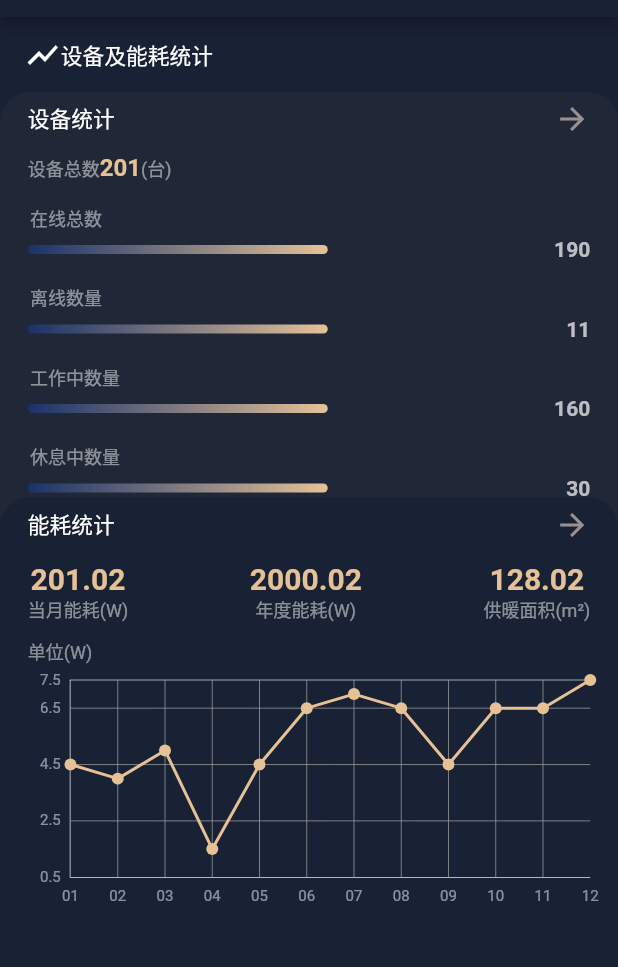
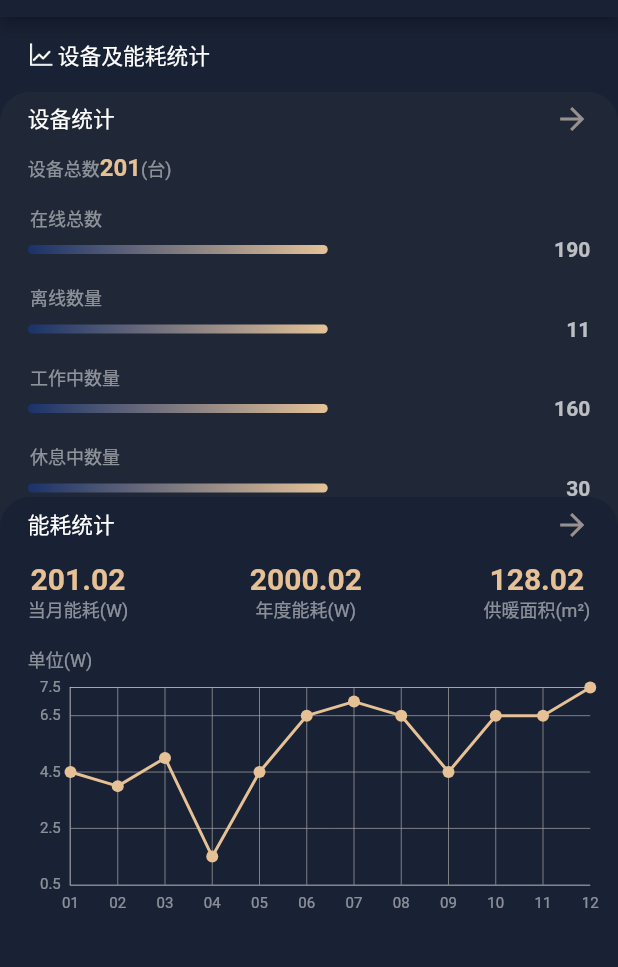
Before and after one commit to zhangyuhuihh/flutter-demo, a Flutter app: the screen it shows after launch, on a phone screen of 412 x 824 dp, the part 67-1034 px from its top. Run offline on Flutter 3.47's test engine with Material 2 defaults, Android fonts, the phone set to English and light mode, and no system bars; drawn by our look-alikes of fl_chart; generated files the repository leaves out were written again.

Commit message:
添加图片

```diff
--- a/lib/routes/homePage.dart
+++ b/lib/routes/homePage.dart
@@ -29,10 +29,7 @@ class _HomePage extends State<HomePage> {
             child: Row(
               children: <Widget>[
                 Container(
-                  child: Icon(
-                    Icons.show_chart,
-                    color: Colors.white,
-                  ),
+                  child: Image.asset('images/tongjifenxi.png')
                 ),
                 Container(
                   child: Text(
@@ -167,7 +164,8 @@ class _DeviceSitutation extends State<DeviceSitutation> {
                     padding: EdgeInsets.only(left: 20, top: 15),
                     child: Text(
                       item['title'],
-                      style: TextStyle(fontSize: 12, color: Color(0xFF7FFFFFFF)),
+                      style:
+                          TextStyle(fontSize: 12, color: Color(0xFF7FFFFFFF)),
                     ),
                   ),
                   Container(
@@ -339,7 +337,7 @@ class _EnergyManage extends State<EnergyManage> {
                 ),
               ),
               Container(
-                margin: EdgeInsets.only(top: 10, left: 18.5, right: 18.5),
+                margin: EdgeInsets.only(top: 15, left: 18.5, right: 18.5),
                 child: Column(
                   children: <Widget>[
                     Container(
--- a/pubspec.yaml
+++ b/pubspec.yaml
@@ -46,9 +46,8 @@ flutter:
   uses-material-design: true
 
   # To add assets to your application, add an assets section, like this:
-  # assets:
-  #  - images/a_dot_burr.jpeg
-  #  - images/a_dot_ham.jpeg
+  assets:
+   - images/tongjifenxi.png
 
   # An image asset can refer to one or more resolution-specific "variants", see
   # https://flutter.dev/assets-and-images/#resolution-aware.
```
Also changed, not shown: images/2.0x/tongjifenxi.png (added), images/3.0x/tongjifenxi.png (added), images/tongjifenxi.png (added).
